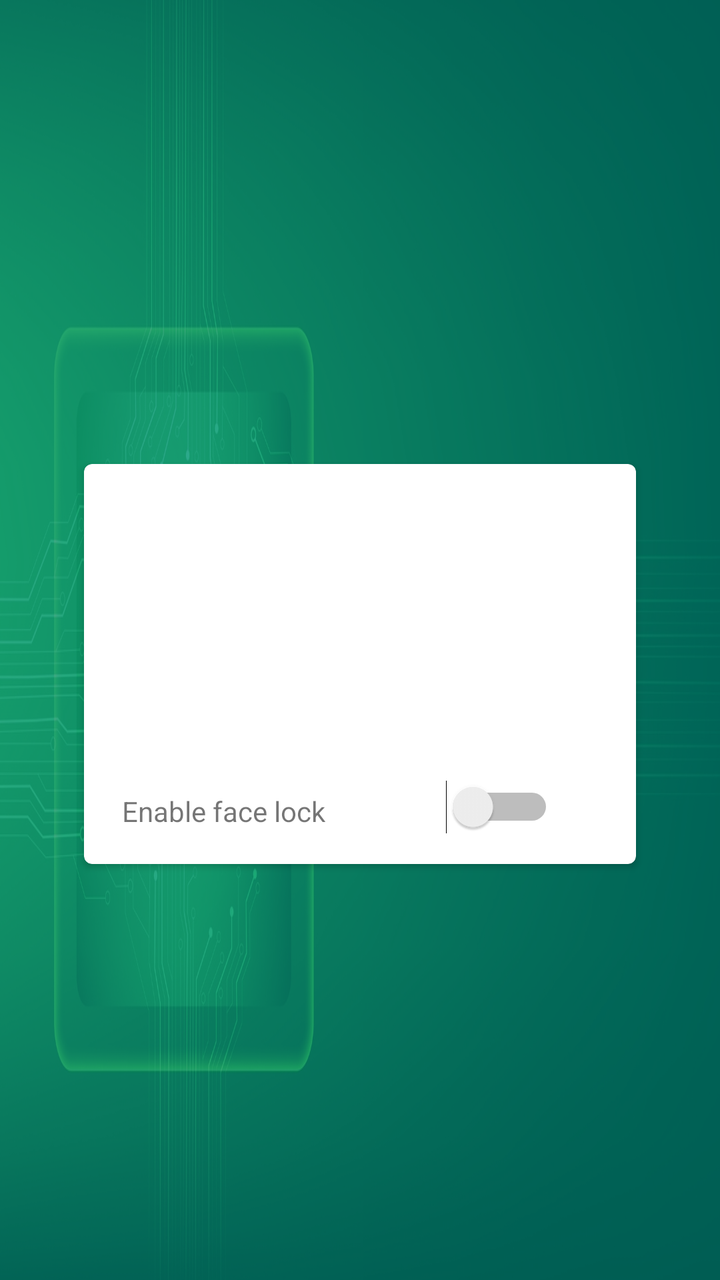
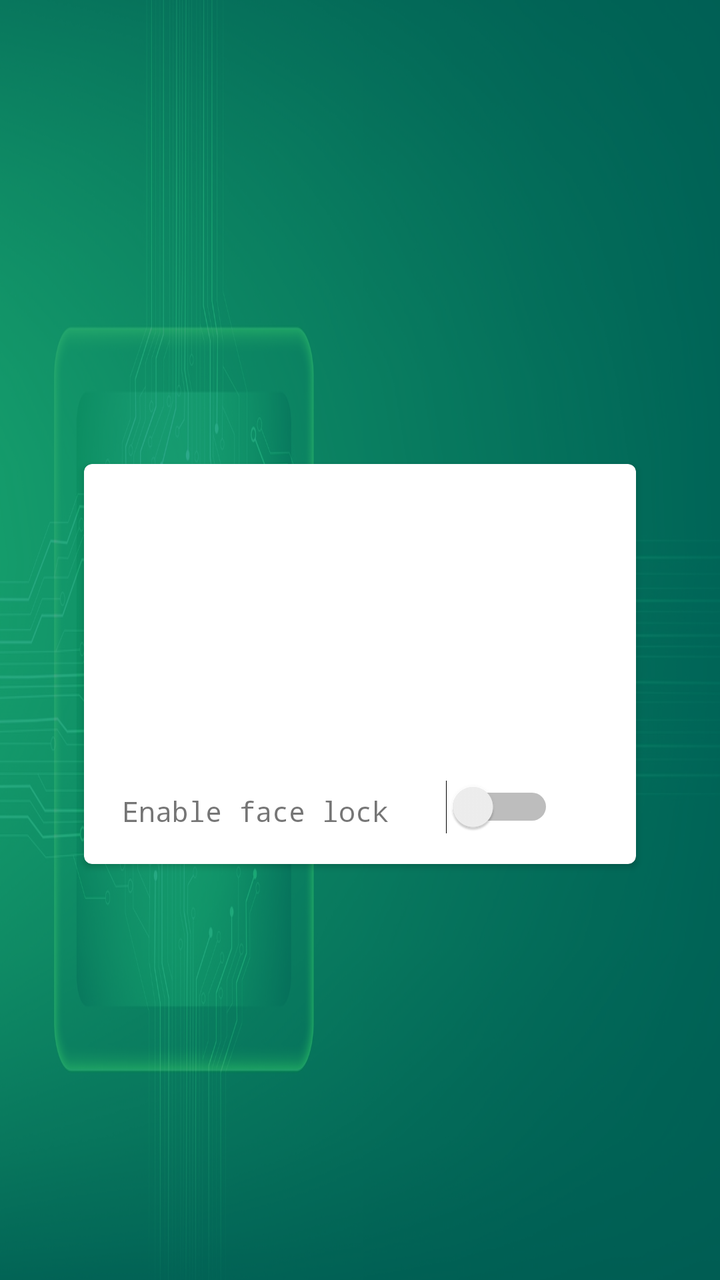

Two renders of the same Android screen: before a commit and after it. Below are the layout's source before the change and the commit's diff.
<!-- AndroidManifest.xml: application theme AppTheme -->
<!-- res/layout/activity_main.xml -->
<?xml version="1.0" encoding="utf-8"?>
<android.support.constraint.ConstraintLayout xmlns:android="http://schemas.android.com/apk/res/android"
  xmlns:app="http://schemas.android.com/apk/res-auto"
  xmlns:tools="http://schemas.android.com/tools"
  android:layout_width="match_parent"
  android:layout_height="match_parent"
  android:background="@drawable/background"
  tools:context=".MainActivity"
  >

  <View
    android:id="@+id/opacityFilter"
    android:layout_width="0dp"
    android:layout_height="0dp"
    android:layout_alignParentBottom="true"
    android:alpha="0.7"
    android:background="@color/colorPrimary"
    app:layout_constraintBottom_toBottomOf="parent"
    app:layout_constraintEnd_toEndOf="parent"
    app:layout_constraintHorizontal_bias="0.0"
    app:layout_constraintStart_toStartOf="parent"
    app:layout_constraintTop_toTopOf="parent"
    app:layout_constraintVertical_bias="0.0"></View>

  <android.support.v7.widget.CardView xmlns:card_view="http://schemas.android.com/apk/res-auto"
    android:id="@+id/cardView"
    android:layout_width="0dp"
    android:layout_height="200dp"
    android:layout_marginStart="42dp"
    android:layout_marginEnd="42dp"
    card_view:cardPreventCornerOverlap="false"
    android:elevation="5dp"
    card_view:cardCornerRadius="4dp"
    card_view:layout_constraintBottom_toBottomOf="parent"
    card_view:layout_constraintEnd_toEndOf="parent"
    card_view:layout_constraintHorizontal_bias="1.0"
    card_view:layout_constraintStart_toStartOf="parent"
    card_view:layout_constraintTop_toTopOf="parent"
    card_view:layout_constraintVertical_bias="0.527">

    <RelativeLayout
      android:layout_width="match_parent"
      android:layout_height="match_parent"
      android:orientation="vertical"
      android:layout_centerHorizontal="true"
      >

      <ImageView
        android:id="@+id/imageView"
        android:layout_width="100dp"
        android:layout_height="100dp"
        android:layout_alignParentStart="true"
        android:layout_alignParentTop="true"
        android:layout_alignParentEnd="true"
        android:layout_alignParentBottom="true"
        android:layout_marginStart="99dp"
        android:layout_marginTop="23dp"
        android:layout_marginEnd="101dp"
        android:layout_marginBottom="77dp"
        android:layout_weight="1"
        android:contentDescription="@string/app_name"
        app:srcCompat="@drawable/face_icon3" />

      <RelativeLayout
        android:layout_width="match_parent"
        android:layout_height="40dp"
        android:layout_alignParentStart="true"
        android:layout_alignParentTop="true"
        android:layout_marginStart="0dp"
        android:layout_marginTop="154dp">

        <TextView
          android:id="@+id/textView"
          android:layout_width="wrap_content"
          android:layout_height="wrap_content"
          android:layout_alignParentStart="true"
          android:layout_alignParentTop="true"
          android:layout_alignParentBottom="true"
          android:layout_marginStart="19dp"
          android:layout_marginTop="10dp"
          android:layout_marginBottom="12dp"
          android:text="Enable face lock" />

        <Switch
          android:id="@+id/switch1"
          android:layout_width="80dp"
          android:layout_height="wrap_content"
          android:layout_alignParentTop="true"
          android:layout_alignParentEnd="true"
          android:layout_alignParentBottom="true"
          android:layout_marginStart="0dp"
          android:layout_marginTop="4dp"
          android:layout_marginEnd="41dp"
          android:layout_marginBottom="9dp"
          android:layout_toEndOf="@+id/textView"
          tools:layout_editor_absoluteX="242dp"
          tools:layout_editor_absoluteY="323dp" />
      </RelativeLayout>
    </RelativeLayout>
    

  </android.support.v7.widget.CardView>




</android.support.constraint.ConstraintLayout>
<!-- resources referenced by this layout -->
<resources>
  <color name="colorPrimary">#008577</color>
  <!-- drawable background: jpg bitmap (drawable, 527025 bytes) -->
  <!-- drawable face_icon3: png bitmap (drawable, 65239 bytes) -->
  <string name="app_name">Face Locker</string>
  <style name="AppTheme" parent="Theme.AppCompat.Light.DarkActionBar">
      
      <item name="colorPrimary">@color/colorPrimary</item>
      <item name="colorPrimaryDark">@color/colorPrimaryDark</item>
      <item name="colorAccent">@color/colorAccent</item>
    </style>
  <color name="colorPrimaryDark">#00574B</color>
  <color name="colorAccent">#1bd8b2</color>
</resources>

<!-- the commit's change to res/layout/activity_main.xml (unified diff, before → after) -->
@@ -79,7 +79,9 @@
           android:layout_marginStart="19dp"
           android:layout_marginTop="10dp"
           android:layout_marginBottom="12dp"
-          android:text="Enable face lock" />
+          android:text="Enable face lock"
+          android:fontFamily="monospace"
+          />
 
         <Switch
           android:id="@+id/switch1"
